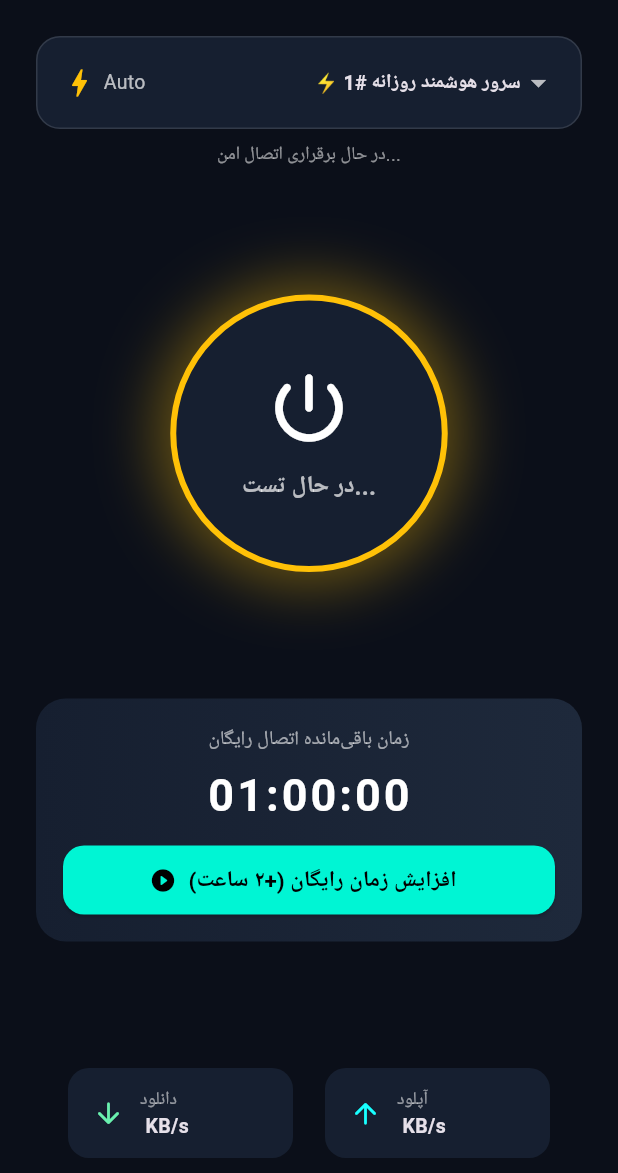
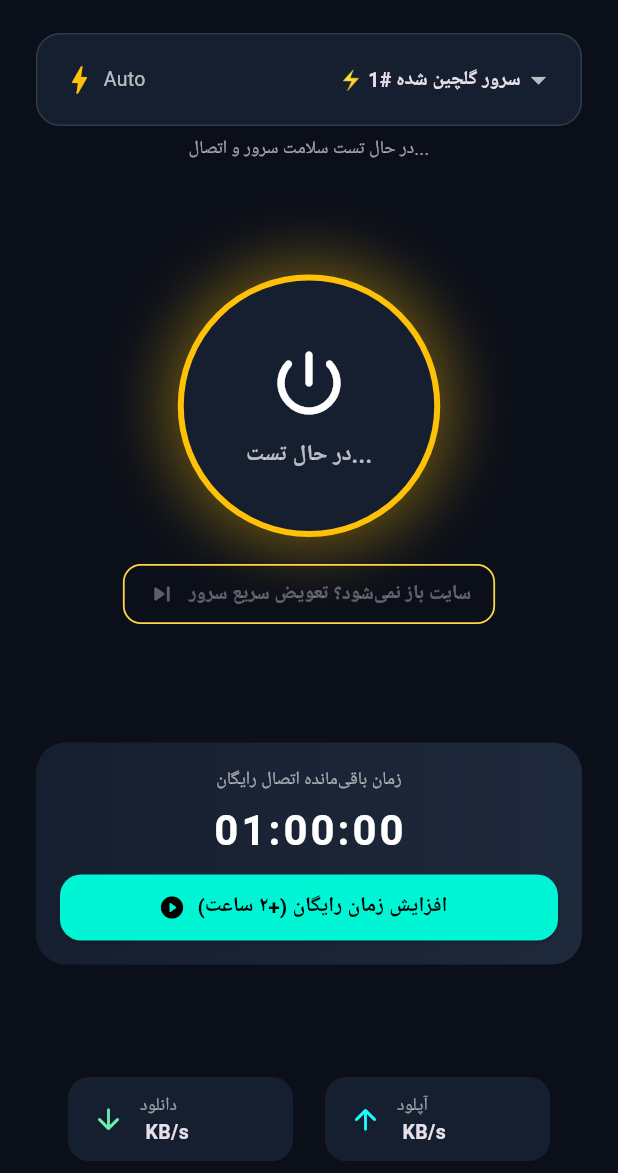
Before and after one commit to frankalayari2-cmd/neon-vpn, a Flutter app: the screen it shows after launch, after a tap on "اتصال هوشمند", on a phone screen of 412 x 824 dp, the part 63-1236 px from its top. Run offline on Flutter 3.47's test engine with Material 3 defaults, Android fonts, the phone set to English and light mode, and no system bars; our stand-ins replace shared_preferences, webview_flutter; missing offline and left inert: flutter_v2ray; network calls fail.

Commit message:
Update main.dart

```diff
--- a/lib/main.dart
+++ b/lib/main.dart
@@ -1,5 +1,6 @@
 import 'dart:async';
 import 'dart:convert';
+import 'dart:math';
 import 'package:flutter/material.dart';
 import 'package:flutter_v2ray/flutter_v2ray.dart';
 import 'package:http/http.dart' as http;
@@ -38,18 +39,16 @@ class _VpnHomeScreenState extends State<VpnHomeScreen> {
   // ۱. لینک تبلیغاتی اختصاصی شما:
   final String adDirectLink = "https://asiafilm.org/4/052064ca4ffd0916d363a8d4ca962a64";
 
-  // ۲. منابع خودکار سرورهای رایگان روزانه (مجهز به CDN ضد فیلتر):
+  // ۲. منابع خودکار سرورهای روزانه (تمرکز روی پروتکل‌های خلوت و پایدار):
   final List<String> _autoAggregatorSources = [
     "https://fastly.jsdelivr.net/gh/barry-far/V2ray-Configs@main/Sub1.txt",
+    "https://fastly.jsdelivr.net/gh/barry-far/V2ray-Configs@main/Sub2.txt",
     "https://fastly.jsdelivr.net/gh/Epodonios/v2ray-configs@main/All_Configs_Sub.txt",
     "https://fastly.jsdelivr.net/gh/mahdibland/V2RayAggregator@master/sub/sub_merge.txt",
-    "https://raw.githubusercontent.com/barry-far/V2ray-Configs/main/Sub1.txt",
   ];
 
   List<String> _serverList = [
     "trojan://jcTG9WSWMJAmR4rv10xpww@fastly2.dunnexa.ir:443?type=ws&security=tls&path=%2FTELEGRAM-%40NUFiLTER-TELEGRAM-%40NUFiLTER-TELEGRAM-%40NUFiLTER-TELEGRAM-%40NUFiLTER-TELEGRAM-%40NUFiLTER-TELEGRAM-%40NUFiLTER-TELEGRAM-%40NUFiLTER-TELEGRAM-%40NUFiLTER&host=copy_az_channel_NUFiLTER_17i.global.ssl.fastly.net.&sni=cdn.akamai.steamstatic.com#Server1",
-    "trojan://jcTG9WSWMJAmR4rv10xpww@199.232.78.159:443?type=ws&security=tls&path=%2FTELEGRAM-%40NUFiLTER-TELEGRAM-%40NUFiLTER-TELEGRAM-%40NUFiLTER-TELEGRAM-%40NUFiLTER-TELEGRAM-%40NUFiLTER-TELEGRAM-%40NUFiLTER-TELEGRAM-%40NUFiLTER-TELEGRAM-%40NUFiLTER&host=copy_az_channel_NUFiLTER_7i.global.ssl.fastly.net.&sni=cdn.akamai.steamstatic.com#Server2",
-    "trojan://jcTG9WSWMJAmR4rv10xpww@199.232.78.159:443?type=ws&security=tls&path=%2FTELEGRAM-%40NUFiLTER-TELEGRAM-%40NUFiLTER-TELEGRAM-%40NUFiLTER-TELEGRAM-%40NUFiLTER-TELEGRAM-%40NUFiLTER-TELEGRAM-%40NUFiLTER-TELEGRAM-%40NUFiLTER-TELEGRAM-%40NUFiLTER&host=copy_az_channel_NUFiLTER_6i.global.ssl.fastly.net.&sni=cdn.akamai.steamstatic.com#Server3",
   ];
 
   int _selectedServerIndex = 0;
@@ -69,10 +68,8 @@ class _VpnHomeScreenState extends State<VpnHomeScreen> {
   int _remainingSeconds = 3600;
   Timer? _usageTimer;
   int _ping = 0;
-  String _statusMessage = "آماده اتصال";
+  String _statusMessage = "آماده اتصال هوشمند";
 
-  // مستثنی کردن خودِ برنامه (com.neonvpn.app) از تونل VPN
-  // این کار باعث می‌شود تبلیغات داخل برنامه همیشه با آی‌پی واقعی سیم‌کارت باز شوند و خطای Proxy ندهند!
   final List<String> _bypassApps = [
     "com.neonvpn.app",
     "ir.divar",
@@ -111,6 +108,20 @@ class _VpnHomeScreenState extends State<VpnHomeScreen> {
     await prefs.setInt('remaining_seconds', _remainingSeconds);
   }
 
+  // تزریق DNSهای ضد تحریم گوگل و کلودفلر برای جلوگیری از باز نشدن سایت‌ها و تلگرام
+  String _injectCleanDns(String configJson) {
+    try {
+      final Map<String, dynamic> jsonMap = jsonDecode(configJson);
+      jsonMap['dns'] = {
+        "servers": ["8.8.8.8", "1.1.1.1", "8.8.4.4"]
+      };
+      return jsonEncode(jsonMap);
+    } catch (_) {
+      return configJson;
+    }
+  }
+
+  // استخراج و بُر زدن تصادفی سرورها برای جلوگیری از اتصال به سرورهای شلوغ اول لیست
   List<String> _extractValidConfigs(String rawInput) {
     String decodedText = rawInput.trim();
     if (!decodedText.contains("://")) {
@@ -121,19 +132,22 @@ class _VpnHomeScreenState extends State<VpnHomeScreen> {
     }
 
     final lines = LineSplitter.split(decodedText).map((e) => e.trim()).toList();
+    // بُر زدن کل لیست تا سرورهای خلوت و جدید انتخاب شوند
+    lines.shuffle(Random());
+
     final List<String> validConfigs = [];
 
     for (final line in lines) {
+      // اولویت با پروتکل‌های vless و trojan که کمترین پینگ فیک را دارند
       if (line.startsWith("vless://") ||
-          line.startsWith("vmess://") ||
           line.startsWith("trojan://") ||
-          line.startsWith("ss://")) {
+          line.startsWith("vmess://")) {
         try {
           FlutterV2ray.parseFromURL(line);
           validConfigs.add(line);
         } catch (_) {}
       }
-      if (validConfigs.length >= 40) break;
+      if (validConfigs.length >= 35) break;
     }
     return validConfigs;
   }
@@ -142,17 +156,18 @@ class _VpnHomeScreenState extends State<VpnHomeScreen> {
     if (_isUpdatingServers) return;
     setState(() {
       _isUpdatingServers = true;
-      _statusMessage = "در حال دریافت سرورهای جدید روز...";
+      _statusMessage = "در حال جستجوی سرورهای خلوت و جدید...";
     });
 
     List<String> fetchedConfigs = [];
+    final List<String> sources = List.from(_autoAggregatorSources)..shuffle();
 
-    for (final url in _autoAggregatorSources) {
+    for (final url in sources) {
       try {
         final response = await http.get(Uri.parse(url)).timeout(const Duration(seconds: 7));
         if (response.statusCode == 200 && response.body.trim().isNotEmpty) {
           fetchedConfigs = _extractValidConfigs(response.body);
-          if (fetchedConfigs.length >= 5) {
+          if (fetchedConfigs.length >= 10) {
             break;
           }
         }
@@ -165,21 +180,8 @@ class _VpnHomeScreenState extends State<VpnHomeScreen> {
       setState(() {
         _serverList = fetchedConfigs;
         _selectedServerIndex = 0;
-        _statusMessage = "${fetchedConfigs.length} سرور جدید روزانه بارگذاری شد";
       });
-
-      final prefs = await SharedPreferences.getInstance();
-      await prefs.setStringList('saved_servers', fetchedConfigs);
-
-      if (!silent && mounted) {
-        ScaffoldMessenger.of(context).showSnackBar(
-          SnackBar(
-            backgroundColor: Colors.green.shade700,
-            content: Text("✅ ${fetchedConfigs.length} سرور رایگان جدید با موفقیت دریافت شد!"),
-          ),
-        );
-      }
-      await _autoSelectFastestServer();
+      await _filterAndSortRealServers(silent: silent);
     } else {
       setState(() => _statusMessage = "استفاده از سرورهای ذخیره شده");
     }
@@ -187,27 +189,33 @@ class _VpnHomeScreenState extends State<VpnHomeScreen> {
     setState(() => _isUpdatingServers = false);
   }
 
-  Future<void> _autoSelectFastestServer() async {
-    if (_serverList.isEmpty || _isConnected) return;
+  // حذف سرورهای پینگ فیک و مرتب‌سازی سرورهای واقعی بر اساس سرعت
+  Future<void> _filterAndSortRealServers({bool silent = false}) async {
+    if (_serverList.isEmpty) return;
 
-    setState(() => _statusMessage = "در حال تست پینگ و یافتن بهترین سرور...");
+    setState(() => _statusMessage = "در حال حذف سرورهای فیک و تست سرعت واقعی...");
 
-    final int testCount = _serverList.length > 12 ? 12 : _serverList.length;
-    int bestIndex = 0;
-    int bestPing = 99999;
+    final int testCount = _serverList.length > 20 ? 20 : _serverList.length;
+    final List<MapEntry<String, int>> workingServers = [];
+    final List<String> untestedServers = [];
+
+    if (_serverList.length > testCount) {
+      untestedServers.addAll(_serverList.sublist(testCount));
+    }
 
     final List<Future<void>> tasks = [];
     for (int i = 0; i < testCount; i++) {
-      final int idx = i;
+      final String config = _serverList[i];
       tasks.add(() async {
         try {
-          final parser = FlutterV2ray.parseFromURL(_serverList[idx]);
+          final parser = FlutterV2ray.parseFromURL(config);
           final delay = await _flutterV2ray
               .getServerDelay(config: parser.getFullConfiguration())
               .timeout(const Duration(seconds: 4), onTimeout: () => -1);
-          if (delay > 0 && delay < bestPing) {
-            bestPing = delay;
-            bestIndex = idx;
+
+          // فیلتر پینگ فیک: پینگ زیر ۶۵ میلی‌ثانیه معمولاً خطای کلودفلر محلی است و بالای ۱۲۰۰ خیلی کند است
+          if (delay >= 65 && delay <= 1200) {
+            workingServers.add(MapEntry(config, delay));
           }
         } catch (_) {}
       }());
@@ -215,15 +223,51 @@ class _VpnHomeScreenState extends State<VpnHomeScreen> {
 
     await Future.wait(tasks);
 
-    if (bestPing < 99999) {
+    if (workingServers.isNotEmpty) {
+      // مرتب‌سازی از سریع‌ترین پینگ به کندترین
+      workingServers.sort((a, b) => a.value.compareTo(b.value));
+      final List<String> sortedConfigs = workingServers.map((e) => e.key).toList();
+      sortedConfigs.addAll(untestedServers);
+
       setState(() {
-        _selectedServerIndex = bestIndex;
-        _ping = bestPing;
-        _statusMessage = "بهترین سرور انتخاب شد (پینگ: $bestPing ms)";
+        _serverList = sortedConfigs;
+        _selectedServerIndex = 0;
+        _ping = workingServers.first.value;
+        _statusMessage = "✅ ${workingServers.length} سرور پرسرعت بدون پینگ فیک آماده شد!";
       });
+
+      final prefs = await SharedPreferences.getInstance();
+      await prefs.setStringList('saved_servers', sortedConfigs);
+
+      if (!silent && mounted) {
+        ScaffoldMessenger.of(context).showSnackBar(
+          SnackBar(
+            backgroundColor: Colors.green.shade700,
+            content: Text("🚀 ${workingServers.length} سرور سالم پیدا شد! بهترین پینگ: $_ping ms"),
+          ),
+        );
+      }
     } else {
       setState(() => _statusMessage = "آماده اتصال (${_serverList.length} سرور در لیست)");
     }
+  }
+
+  // دکمه تعویض سریع به سرور بعدی در صورت افت سرعت یا باز نشدن سایت‌ها
+  Future<void> _switchToNextWorkingServer() async {
+    if (_serverList.length <= 1 || _isConnecting) return;
+
+    if (_isConnected) {
+      await _flutterV2ray.stopV2Ray();
+      _usageTimer?.cancel();
+      setState(() => _isConnected = false);
+    }
+
+    setState(() {
+      _selectedServerIndex = (_selectedServerIndex + 1) % _serverList.length;
+      _statusMessage = "در حال سوئیچ به سرور جایگزین #${_selectedServerIndex + 1}...";
+    });
+
+    await _toggleVpn();
   }
 
   Future<void> _toggleVpn() async {
@@ -249,7 +293,7 @@ class _VpnHomeScreenState extends State<VpnHomeScreen> {
 
     setState(() {
       _isConnecting = true;
-      _statusMessage = "در حال برقراری اتصال امن...";
+      _statusMessage = "در حال تست سلامت سرور و اتصال...";
     });
 
     if (!await _flutterV2ray.requestPermission()) {
@@ -264,26 +308,29 @@ class _VpnHomeScreenState extends State<VpnHomeScreen> {
     int attempts = 0;
     int currentIndex = _selectedServerIndex;
 
-    while (attempts < 5 && attempts < _serverList.length) {
+    while (attempts < 6 && attempts < _serverList.length) {
       try {
         final String activeConfig = _serverList[currentIndex];
         final V2RayURL parser = FlutterV2ray.parseFromURL(activeConfig);
+        final String cleanConfigJson = _injectCleanDns(parser.getFullConfiguration());
+
         final int delay = await _flutterV2ray
-            .getServerDelay(config: parser.getFullConfiguration())
+            .getServerDelay(config: cleanConfigJson)
             .timeout(const Duration(seconds: 4), onTimeout: () => -1);
 
-        if (delay > 0 || attempts == 4) {
-          _ping = delay > 0 ? delay : 0;
+        // اتصال فقط به سروری که پینگ واقعی (غیر فیک) می‌دهد
+        if (delay >= 65 && delay <= 1400) {
+          _ping = delay;
           await _flutterV2ray.startV2Ray(
-            remark: parser.remark.isNotEmpty ? parser.remark : "Neon VPN Server",
-            config: parser.getFullConfiguration(),
+            remark: "Neon VPN #${currentIndex + 1}",
+            config: cleanConfigJson,
             blockedApps: _bypassApps,
           );
           setState(() {
             _selectedServerIndex = currentIndex;
             _isConnected = true;
             _isConnecting = false;
-            _statusMessage = "متصل به سرور شماره ${currentIndex + 1}";
+            _statusMessage = "متصل به سرور #${currentIndex + 1} (پینگ واقعی: $delay ms)";
           });
           _startCountdown();
           connectedSuccess = true;
@@ -293,14 +340,15 @@ class _VpnHomeScreenState extends State<VpnHomeScreen> {
 
       attempts++;
       currentIndex = (currentIndex + 1) % _serverList.length;
-      setState(() => _statusMessage = "تست خودکار سرور جایگزین (${attempts + 1}/5)...");
+      setState(() => _statusMessage = "رد کردن سرور شلوغ... تست سرور بعدی (${attempts + 1}/6)");
     }
 
     if (!connectedSuccess) {
       setState(() {
         _isConnecting = false;
-        _statusMessage = "نیاز به بروزرسانی سرورها (دکمه 🔄 بالا را بزنید)";
+        _statusMessage = "سرورهای فعلی شلوغ هستند؛ در حال دریافت لیست جدید...";
       });
+      await _fetchDailyFreeServers(silent: false);
     }
   }
 
@@ -320,16 +368,14 @@ class _VpnHomeScreenState extends State<VpnHomeScreen> {
     });
   }
 
-  // باز کردن صفحه تبلیغ در داخل خود برنامه (بدون رفتن به کروم و بدون خطای Proxy)
   Future<void> _openInAppAdScreen() async {
-    // اگر فیلترشکن روشن است، موقتاً قطع می‌شود تا تبلیغ با آی‌پی واقعی سیم‌کارت باز شود
     bool wasConnected = _isConnected;
     if (wasConnected) {
       await _flutterV2ray.stopV2Ray();
       _usageTimer?.cancel();
       setState(() {
         _isConnected = false;
-        _statusMessage = "توقف موقت برای بارگذاری تبلیغ بدون خطای پراکسی...";
+        _statusMessage = "توقف موقت برای بارگذاری تبلیغ...";
       });
     }
 
@@ -344,7 +390,7 @@ class _VpnHomeScreenState extends State<VpnHomeScreen> {
 
     if (rewarded == true) {
       setState(() {
-        _remainingSeconds += 7200; // افزودن ۲ ساعت واقعی فقط در صورت تماشای کامل
+        _remainingSeconds += 7200;
         _statusMessage = "۲ ساعت زمان رایگان اضافه شد!";
       });
       await _saveRemainingTime();
@@ -426,7 +472,7 @@ class _VpnHomeScreenState extends State<VpnHomeScreen> {
         elevation: 0,
         centerTitle: true,
         leading: IconButton(
-          tooltip: "دریافت خودکار سرورهای جدید روز",
+          tooltip: "یافتن سرورهای خلوت جدید",
           icon: _isUpdatingServers
               ? const SizedBox(width: 20, height: 20, child: CircularProgressIndicator(strokeWidth: 2, color: Color(0xFF00F5D4)))
               : const Icon(Icons.sync_rounded, color: Color(0xFF00F5D4)),
@@ -443,7 +489,7 @@ class _VpnHomeScreenState extends State<VpnHomeScreen> {
       ),
       body: SafeArea(
         child: Padding(
-          padding: const EdgeInsets.symmetric(horizontal: 24.0, vertical: 10.0),
+          padding: const EdgeInsets.symmetric(horizontal: 24.0, vertical: 8.0),
           child: Column(
             mainAxisAlignment: MainAxisAlignment.spaceBetween,
             children: [
@@ -461,7 +507,7 @@ class _VpnHomeScreenState extends State<VpnHomeScreen> {
                       children: [
                         Row(
                           children: [
-                            Icon(Icons.bolt, color: _ping > 0 && _ping < 400 ? Colors.greenAccent : Colors.amber),
+                            Icon(Icons.bolt, color: _ping > 0 && _ping < 500 ? Colors.greenAccent : Colors.amber),
                             const SizedBox(width: 4),
                             Text(_ping > 0 ? "$_ping ms" : "Auto", style: const TextStyle(color: Colors.white70, fontSize: 13)),
                           ],
@@ -474,7 +520,7 @@ class _VpnHomeScreenState extends State<VpnHomeScreen> {
                               return DropdownMenuItem<int>(
                                 value: index,
                                 child: Text(
-                                  "⚡ سرور هوشمند روزانه #${index + 1}",
+                                  "⚡ سرور گلچین شده #${index + 1}",
                                   style: const TextStyle(fontWeight: FontWeight.bold, fontSize: 13),
                                 ),
                               );
@@ -491,20 +537,24 @@ class _VpnHomeScreenState extends State<VpnHomeScreen> {
                       ],
                     ),
                   ),
-                  const SizedBox(height: 8),
+                  const SizedBox(height: 6),
                   Text(
                     _statusMessage,
-                    style: const TextStyle(color: Colors.white54, fontSize: 12),
+                    style: const TextStyle(color: Colors.white60, fontSize: 12),
                     textAlign: TextAlign.center,
                   ),
                 ],
               ),
+
+              // دکمه مرکزی اتصال + دکمه تعویض سریع سرور
+              Column(
+                children: [
                   GestureDetector(
                     onTap: _isConnecting ? null : _toggleVpn,
                     child: AnimatedContainer(
                       duration: const Duration(milliseconds: 400),
-                  width: 185,
-                  height: 185,
+                      width: 175,
+                      height: 175,
                       decoration: BoxDecoration(
                         shape: BoxShape.circle,
                         color: const Color(0xFF161F30),
@@ -527,14 +577,14 @@ class _VpnHomeScreenState extends State<VpnHomeScreen> {
                         children: [
                           Icon(
                             Icons.power_settings_new_rounded,
-                        size: 60,
+                            size: 56,
                             color: _isConnected ? const Color(0xFF00F5D4) : Colors.white,
                           ),
-                      const SizedBox(height: 10),
+                          const SizedBox(height: 8),
                           Text(
                             _isConnecting ? "در حال تست..." : (_isConnected ? "متصل شد" : "اتصال هوشمند"),
                             style: TextStyle(
-                          fontSize: 16,
+                              fontSize: 15,
                               fontWeight: FontWeight.bold,
                               color: _isConnected ? const Color(0xFF00F5D4) : Colors.white70,
                             ),
@@ -543,8 +593,25 @@ class _VpnHomeScreenState extends State<VpnHomeScreen> {
                       ),
                     ),
                   ),
+                  const SizedBox(height: 14),
+                  // دکمه نجات‌بخش برای مواقعی که سرور وسط کار قفل می‌شود
+                  OutlinedButton.icon(
+                    style: OutlinedButton.styleFrom(
+                      foregroundColor: Colors.amberAccent,
+                      side: const BorderSide(color: Colors.amberAccent, width: 1.2),
+                      shape: RoundedRectangleBorder(borderRadius: BorderRadius.circular(12)),
+                      padding: const EdgeInsets.symmetric(horizontal: 16, vertical: 10),
+                    ),
+                    onPressed: _isConnecting ? null : _switchToNextWorkingServer,
+                    icon: const Icon(Icons.skip_next_rounded, size: 20),
+                    label: const Text("سایت باز نمی‌شود؟ تعویض سریع سرور", style: TextStyle(fontSize: 13, fontWeight: FontWeight.bold)),
+                  ),
+                ],
+              ),
+
+              // تایمر اعتبار و دکمه تبلیغات
               Container(
-                padding: const EdgeInsets.all(18),
+                padding: const EdgeInsets.all(16),
                 decoration: BoxDecoration(
                   gradient: const LinearGradient(
                     colors: [Color(0xFF161F30), Color(0xFF1E293B)],
@@ -553,16 +620,16 @@ class _VpnHomeScreenState extends State<VpnHomeScreen> {
                 ),
                 child: Column(
                   children: [
-                    const Text("زمان باقی‌مانده اتصال رایگان", style: TextStyle(color: Colors.white60, fontSize: 13)),
-                    const SizedBox(height: 6),
+                    const Text("زمان باقی‌مانده اتصال رایگان", style: TextStyle(color: Colors.white60, fontSize: 12)),
+                    const SizedBox(height: 4),
                     Text(
                       _formatTime(_remainingSeconds),
-                      style: const TextStyle(fontSize: 30, fontWeight: FontWeight.bold, letterSpacing: 2, color: Colors.white),
+                      style: const TextStyle(fontSize: 28, fontWeight: FontWeight.bold, letterSpacing: 2, color: Colors.white),
                     ),
-                    const SizedBox(height: 12),
+                    const SizedBox(height: 10),
                     SizedBox(
                       width: double.infinity,
-                      height: 46,
+                      height: 44,
                       child: ElevatedButton.icon(
                         style: ElevatedButton.styleFrom(
                           backgroundColor: const Color(0xFF00F5D4),
@@ -571,12 +638,13 @@ class _VpnHomeScreenState extends State<VpnHomeScreen> {
                         ),
                         onPressed: _openInAppAdScreen,
                         icon: const Icon(Icons.play_circle_fill_rounded),
-                        label: const Text("افزایش زمان رایگان (+۲ ساعت)", style: TextStyle(fontWeight: FontWeight.bold, fontSize: 15)),
+                        label: const Text("افزایش زمان رایگان (+۲ ساعت)", style: TextStyle(fontWeight: FontWeight.bold, fontSize: 14)),
                       ),
                     ),
                   ],
                 ),
               ),
+
               Row(
                 mainAxisAlignment: MainAxisAlignment.spaceEvenly,
                 children: [
@@ -594,7 +662,7 @@ class _VpnHomeScreenState extends State<VpnHomeScreen> {
   Widget _buildSpeedCard(String title, String speed, IconData icon, Color color) {
     return Container(
       width: 150,
-      padding: const EdgeInsets.symmetric(vertical: 12, horizontal: 16),
+      padding: const EdgeInsets.symmetric(vertical: 10, horizontal: 16),
       decoration: BoxDecoration(
         color: const Color(0xFF161F30),
         borderRadius: BorderRadius.circular(14),
@@ -616,9 +684,6 @@ class _VpnHomeScreenState extends State<VpnHomeScreen> {
   }
 }
 
-// ============================================================================
-// صفحه نمایش تبلیغ درون‌برنامه‌ای (In-App WebView) با تایمر ضد تقلب
-// ============================================================================
 class InAppAdScreen extends StatefulWidget {
   final String adUrl;
   const InAppAdScreen({super.key, required this.adUrl});
@@ -641,12 +706,10 @@ class _InAppAdScreenState extends State<InAppAdScreen> {
     _controller = WebViewController()
       ..setJavaScriptMode(JavaScriptMode.unrestricted)
       ..setBackgroundColor(const Color(0xFF0B0F19))
-      // تنظیم User-Agent استاندارد موبایل برای جلوگیری از مسدود شدن توسط شبکه تبلیغاتی
       ..setUserAgent("Mozilla/5.0 (Linux; Android 13; SM-S918B) AppleWebKit/537.36 (KHTML, like Gecko) Chrome/122.0.0.0 Mobile Safari/537.36")
       ..setNavigationDelegate(
         NavigationDelegate(
           onPageFinished: (String url) async {
-            // بررسی اینکه آیا صفحه خطای Anonymous Proxy داده است یا خیر
             try {
               final Object result = await _controller.runJavaScriptReturningResult("document.body.innerText");
               final String bodyText = result.toString();
```
Lines whose indentation alone changed are shown as unchanged.
